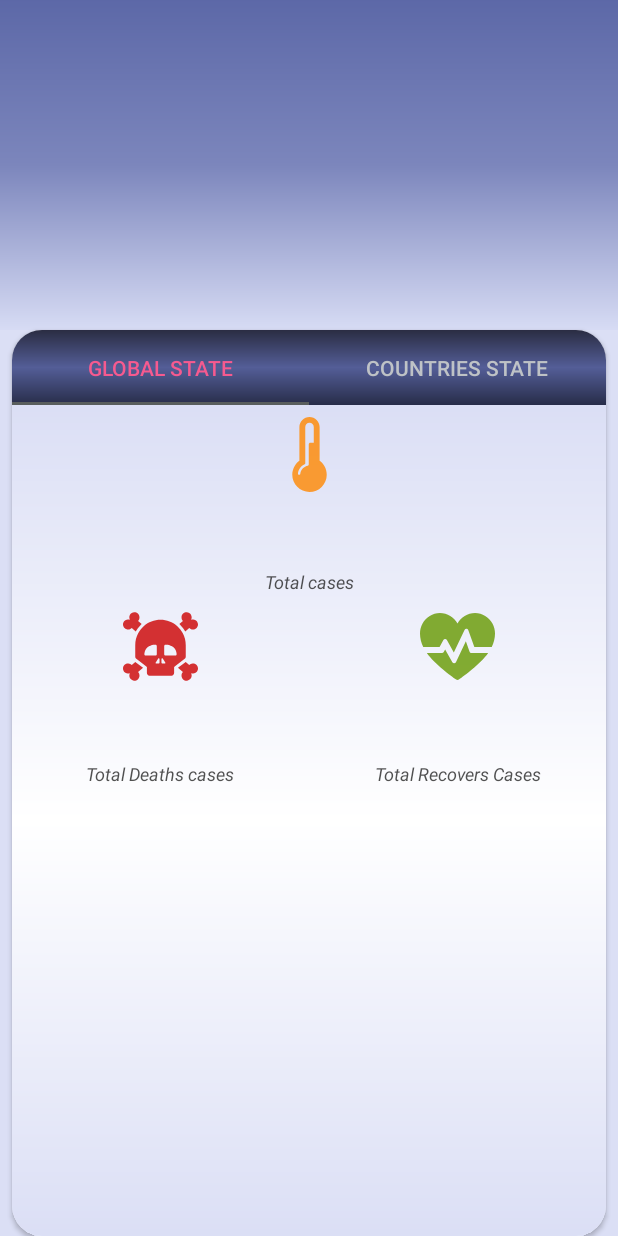
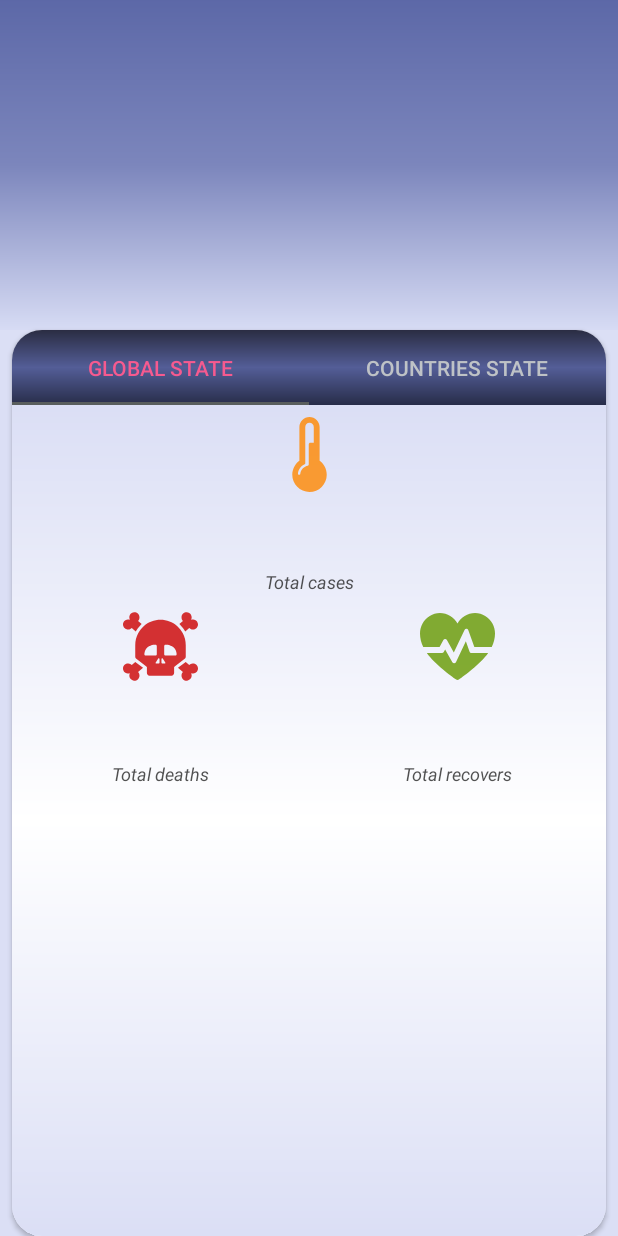
Before and after one commit to islem19/CoronaCovid19, an Android app: the screen it shows after launch (MainActivity), on a phone screen of 412 x 824 dp. Run offline under Robolectric (Android 15) with nearby library versions, the phone set to English and light mode, and no system bars; our stand-ins replace ButterKnife.

Commit message:
add string internalization, the app support en/fr/ar

```diff
--- a/app/src/main/java/com/covid19/app/ui/home/MainActivity.java
+++ b/app/src/main/java/com/covid19/app/ui/home/MainActivity.java
@@ -68,8 +68,8 @@ public class MainActivity extends BaseActivity<MainViewModel> {
         mainAdapter.addFragment(new GlobalFragment());
         mainAdapter.addFragment(new CountriesFragment());
         ArrayList<String> titles = new ArrayList<>();
-        titles.add("Global State");
-        titles.add("Countries State");
+        titles.add(this.getResources().getString(R.string.global_fragment));
+        titles.add(this.getResources().getString(R.string.countries_fragment));
         mainAdapter.addTitles(titles);
         mainPager.setAdapter(mainAdapter);
     }
--- a/app/src/main/java/com/covid19/app/ui/home/profile/ProfileFragment.java
+++ b/app/src/main/java/com/covid19/app/ui/home/profile/ProfileFragment.java
@@ -86,7 +86,7 @@ public class ProfileFragment extends BaseFragment<ProfileViewModel> {
 
     private void showAboutDialog(){
         LayoutInflater layoutInflater = LayoutInflater.from(getActivity());
-        View dialogView = layoutInflater.inflate(R.layout.about_dialog,null);;
+        View dialogView = layoutInflater.inflate(R.layout.about_dialog,null);
         AlertDialog alertDialog = new  AlertDialog.Builder(getActivity()).create();
         alertDialog.setView(dialogView);
         alertDialog.show();
--- a/app/src/main/res/layout/cases_item.xml
+++ b/app/src/main/res/layout/cases_item.xml
@@ -34,7 +34,7 @@
             android:textColor="@color/colorHintTextDark"
             android:textStyle="italic"
             android:textSize="12sp"
-            android:text="Total cases"/>
+            android:text="@string/total_cases_title"/>
 
     </LinearLayout>
 
@@ -59,7 +59,7 @@
             android:textColor="@color/colorHintTextDark"
             android:textStyle="italic"
             android:textSize="12sp"
-            android:text="Active cases"/>
+            android:text="@string/active_cases_title"/>
 
     </LinearLayout>
 
@@ -84,7 +84,7 @@
             android:textColor="@color/colorHintTextDark"
             android:textStyle="italic"
             android:textSize="12sp"
-            android:text="Today cases"/>
+            android:text="@string/today_cases_title"/>
 
     </LinearLayout>
 </LinearLayout>
--- a/app/src/main/res/layout/country_item.xml
+++ b/app/src/main/res/layout/country_item.xml
@@ -17,7 +17,7 @@
             android:layout_width="wrap_content"
             android:layout_height="wrap_content"
             android:layout_marginTop="5dp"
-            android:text="Algeria"
+            android:text="@string/default_country"
             android:textColor="@color/colorHintTextDark"
             android:textSize="22sp"
             android:textStyle="bold"
--- a/app/src/main/res/layout/death_item.xml
+++ b/app/src/main/res/layout/death_item.xml
@@ -34,7 +34,7 @@
             android:textColor="@color/colorHintTextDark"
             android:textStyle="italic"
             android:textSize="12sp"
-            android:text="Total deaths"/>
+            android:text="@string/total_death_title"/>
 
     </LinearLayout>
 
@@ -61,7 +61,7 @@
             android:textColor="@color/colorHintTextDark"
             android:textStyle="italic"
             android:textSize="12sp"
-            android:text="Today deaths"/>
+            android:text="@string/today_death_title"/>
 
     </LinearLayout>
 
--- a/app/src/main/res/layout/fragment_global.xml
+++ b/app/src/main/res/layout/fragment_global.xml
@@ -39,7 +39,7 @@
             android:layout_width="120dp"
             android:layout_height="20dp"
             android:layout_gravity="center"
-            android:text="Total cases"
+            android:text="@string/total_cases_title"
             android:gravity="center"
             android:textColor="@color/colorHintTextDark"
             android:textSize="12sp"
@@ -87,7 +87,7 @@
             android:layout_width="120dp"
             android:layout_height="20dp"
             android:layout_gravity="center"
-            android:text="Total Deaths cases"
+            android:text="@string/total_death_title"
             android:gravity="center"
             android:textColor="@color/colorHintTextDark"
             android:textSize="12sp"
@@ -129,7 +129,7 @@
             android:layout_width="120dp"
             android:layout_height="20dp"
             android:layout_gravity="center"
-            android:text="Total Recovers Cases"
+            android:text="@string/total_recover_title"
             android:gravity="center"
             android:textColor="@color/colorHintTextDark"
             android:textSize="12sp"
--- a/app/src/main/res/layout/recover_item.xml
+++ b/app/src/main/res/layout/recover_item.xml
@@ -34,7 +34,7 @@
             android:textColor="@color/colorHintTextDark"
             android:textStyle="italic"
             android:textSize="12sp"
-            android:text="Total recovers"/>
+            android:text="@string/total_recover_title"/>
 
     </LinearLayout>
 
--- a/app/src/main/res/values/strings.xml
+++ b/app/src/main/res/values/strings.xml
@@ -1,3 +1,25 @@
 <resources>
-    <string name="app_name">Covid-19</string>
+    <string name="app_name" translatable="false">Covid-19</string>
+
+    <string name="total_cases_title">Total cases</string>
+    <string name="active_cases_title">Active cases</string>
+    <string name="today_cases_title">Today cases</string>
+
+    <string name="total_death_title">Total deaths</string>
+    <string name="today_death_title">Today deaths</string>
+
+    <string name="total_recover_title">Total recovers</string>
+
+    <string name="global_fragment">Global State</string>
+    <string name="countries_fragment">Countries State</string>
+
+
+    <string name="default_country">Algeria</string>
+
+    <!-- About section-->
+    <string name="about">about</string>
+    <string name="version" translatable="false">v1.0.1</string>
+    <string name="developed">Developed By</string>
+    <string name="first_dev">Abdelkader SELLAMI (sellislem@gmail.com)</string>
+    <string name="second_dev">Billel BOUMESSAIDIA (billel.bmsd@gmail.com)</string>
 </resources>
```
Also changed, not shown: app/src/main/res/layout/about_dialog.xml (+6 -6 lines), 2 other files.
